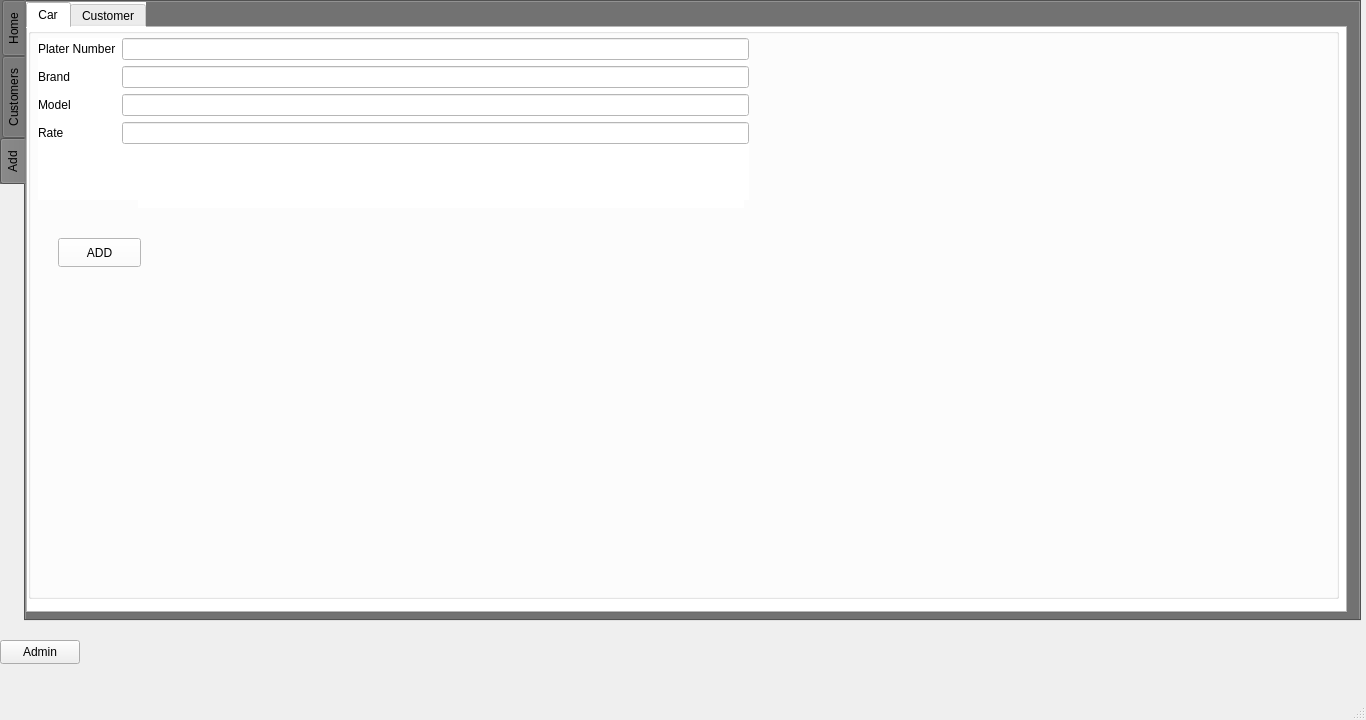
Qt form CarRent/mainscreen.ui (Mani-SSH/Car_Rental) before a commit.
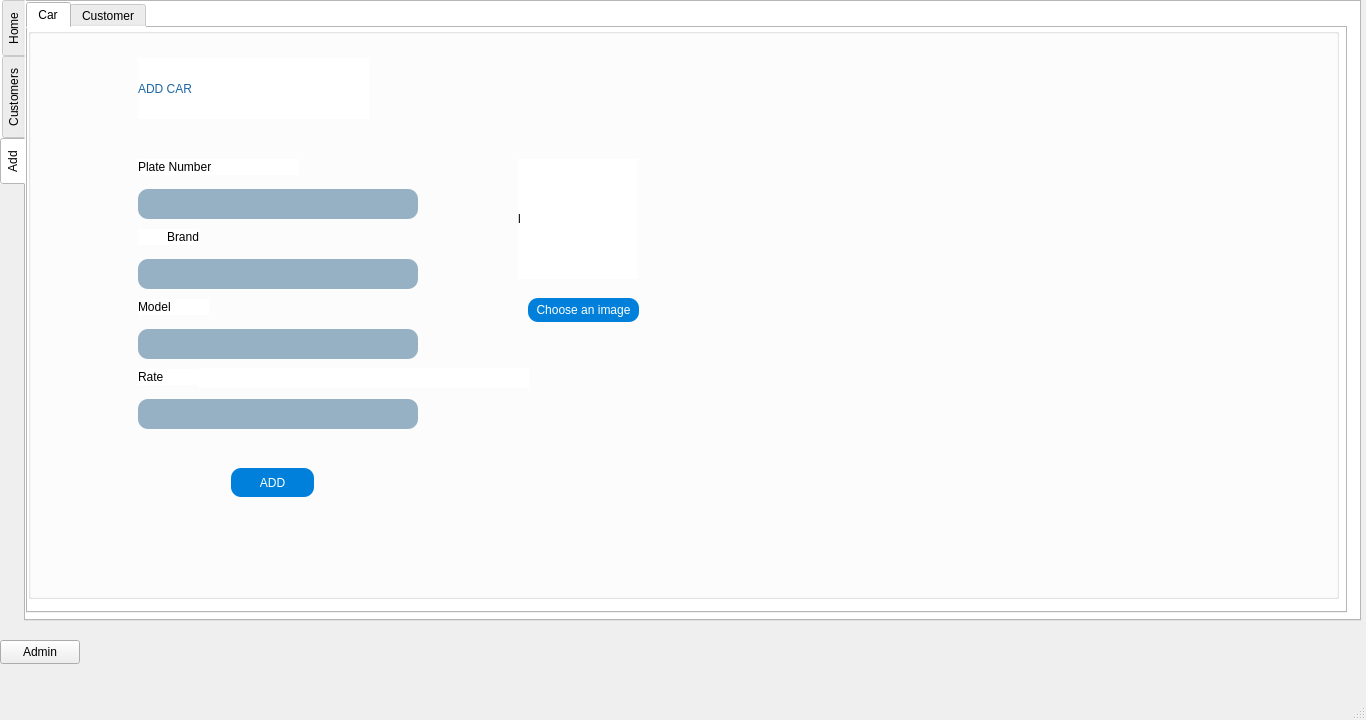
The same form after that commit. The open tabs and pages were chosen to show the change.

Commit message: added add image option

```diff
--- a/CarRent/mainscreen.ui
+++ b/CarRent/mainscreen.ui
@@ -44,7 +44,8 @@
      </sizepolicy>
     </property>
     <property name="styleSheet">
-     <string notr="true">background-color: rgb(114, 114, 114);</string>
+     <string notr="true">background-color: rgb(255, 255, 255);
+color: rgb(0, 0, 0);</string>
     </property>
     <property name="tabPosition">
      <enum>QTabWidget::West</enum>
@@ -688,70 +689,21 @@
            <property name="title">
             <string/>
            </property>
-           <widget class="QWidget" name="formLayoutWidget">
-            <property name="geometry">
-             <rect>
-              <x>10</x>
-              <y>10</y>
-              <width>711</width>
-              <height>162</height>
-             </rect>
-            </property>
-            <layout class="QFormLayout" name="formLayout">
-             <item row="0" column="0">
-              <widget class="QLabel" name="label">
-               <property name="text">
-                <string>Plater Number</string>
-               </property>
-              </widget>
-             </item>
-             <item row="0" column="1">
-              <widget class="QLineEdit" name="lineEdit_plateNum"/>
-             </item>
-             <item row="1" column="0">
-              <widget class="QLabel" name="label_2">
-               <property name="text">
-                <string>Brand</string>
-               </property>
-               <property name="alignment">
-                <set>Qt::AlignRight|Qt::AlignTrailing|Qt::AlignVCenter</set>
-               </property>
-              </widget>
-             </item>
-             <item row="1" column="1">
-              <widget class="QLineEdit" name="lineEdit_brand"/>
-             </item>
-             <item row="2" column="0">
-              <widget class="QLabel" name="label_3">
-               <property name="text">
-                <string>Model</string>
-               </property>
-              </widget>
-             </item>
-             <item row="2" column="1">
-              <widget class="QLineEdit" name="lineEdit_model"/>
-             </item>
-             <item row="3" column="0">
-              <widget class="QLabel" name="label_4">
-               <property name="text">
-                <string>Rate</string>
-               </property>
-              </widget>
-             </item>
-             <item row="3" column="1">
-              <widget class="QLineEdit" name="lineEdit_rate"/>
-             </item>
-            </layout>
-           </widget>
            <widget class="QPushButton" name="pushButton_addCar">
             <property name="geometry">
              <rect>
-              <x>30</x>
-              <y>210</y>
+              <x>203</x>
+              <y>440</y>
               <width>83</width>
               <height>29</height>
              </rect>
             </property>
+            <property name="styleSheet">
+             <string notr="true">background-color: qlineargradient(spread:reflect, x1:0.251, y1:0.216, x2:0.811, y2:0.898, stop:0.255556 rgba(0, 128, 218, 255));
+color: rgb(255, 255, 255);
+font: 700 14pt &quot;Gotham&quot;;
+border-radius:10;</string>
+            </property>
             <property name="text">
              <string>ADD</string>
             </property>
@@ -759,9 +711,9 @@
            <widget class="QLabel" name="label_warnRate">
             <property name="geometry">
              <rect>
-              <x>110</x>
-              <y>160</y>
-              <width>606</width>
+              <x>170</x>
+              <y>340</y>
+              <width>331</width>
               <height>20</height>
              </rect>
             </property>
@@ -774,6 +726,190 @@
              <string/>
             </property>
            </widget>
+           <widget class="QLabel" name="label_9">
+            <property name="geometry">
+             <rect>
+              <x>110</x>
+              <y>30</y>
+              <width>231</width>
+              <height>61</height>
+             </rect>
+            </property>
+            <property name="styleSheet">
+             <string notr="true">color: rgb(27, 102, 165);
+font: 700 30pt &quot;Gotham&quot;;</string>
+            </property>
+            <property name="text">
+             <string>ADD CAR</string>
+            </property>
+           </widget>
+           <widget class="QPushButton" name="pushButton_2">
+            <property name="geometry">
+             <rect>
+              <x>500</x>
+              <y>270</y>
+              <width>111</width>
+              <height>24</height>
+             </rect>
+            </property>
+            <property name="styleSheet">
+             <string notr="true">background-color: qlineargradient(spread:reflect, x1:0.251, y1:0.216, x2:0.811, y2:0.898, stop:0.255556 rgba(0, 128, 218, 255));
+color: rgb(255, 255, 255);
+font: 700 9pt &quot;Gotham&quot;;
+border-radius:10;</string>
+            </property>
+            <property name="text">
+             <string>Choose an image</string>
+            </property>
+           </widget>
+           <widget class="QLabel" name="label_image">
+            <property name="geometry">
+             <rect>
+              <x>490</x>
+              <y>131</y>
+              <width>120</width>
+              <height>120</height>
+             </rect>
+            </property>
+            <property name="text">
+             <string>l</string>
+            </property>
+           </widget>
+           <widget class="QLabel" name="label">
+            <property name="geometry">
+             <rect>
+              <x>110</x>
+              <y>131</y>
+              <width>161</width>
+              <height>16</height>
+             </rect>
+            </property>
+            <property name="styleSheet">
+             <string notr="true">color: rgb(0, 0, 0);
+font: 500 16pt &quot;Gotham&quot;;</string>
+            </property>
+            <property name="text">
+             <string>Plate Number</string>
+            </property>
+           </widget>
+           <widget class="QLineEdit" name="lineEdit_brand">
+            <property name="geometry">
+             <rect>
+              <x>110</x>
+              <y>231</y>
+              <width>280</width>
+              <height>30</height>
+             </rect>
+            </property>
+            <property name="styleSheet">
+             <string notr="true">background-color: rgb(151, 177, 196);
+color: rgb(255, 255, 255);
+border-radius:10;
+</string>
+            </property>
+           </widget>
+           <widget class="QLabel" name="label_2">
+            <property name="geometry">
+             <rect>
+              <x>110</x>
+              <y>201</y>
+              <width>61</width>
+              <height>16</height>
+             </rect>
+            </property>
+            <property name="styleSheet">
+             <string notr="true">color: rgb(0, 0, 0);
+font: 500 16pt &quot;Gotham&quot;;</string>
+            </property>
+            <property name="text">
+             <string>Brand</string>
+            </property>
+            <property name="alignment">
+             <set>Qt::AlignRight|Qt::AlignTrailing|Qt::AlignVCenter</set>
+            </property>
+           </widget>
+           <widget class="QLineEdit" name="lineEdit_plateNum">
+            <property name="geometry">
+             <rect>
+              <x>110</x>
+              <y>161</y>
+              <width>280</width>
+              <height>30</height>
+             </rect>
+            </property>
+            <property name="styleSheet">
+             <string notr="true">background-color: rgb(151, 177, 196);
+color: rgb(255, 255, 255);
+border-radius:10;
+</string>
+            </property>
+           </widget>
+           <widget class="QLabel" name="label_3">
+            <property name="geometry">
+             <rect>
+              <x>110</x>
+              <y>271</y>
+              <width>71</width>
+              <height>16</height>
+             </rect>
+            </property>
+            <property name="styleSheet">
+             <string notr="true">color: rgb(0, 0, 0);
+font: 500 16pt &quot;Gotham&quot;;</string>
+            </property>
+            <property name="text">
+             <string>Model</string>
+            </property>
+           </widget>
+           <widget class="QLineEdit" name="lineEdit_model">
+            <property name="geometry">
+             <rect>
+              <x>110</x>
+              <y>301</y>
+              <width>280</width>
+              <height>30</height>
+             </rect>
+            </property>
+            <property name="styleSheet">
+             <string notr="true">background-color: rgb(151, 177, 196);
+color: rgb(255, 255, 255);
+border-radius:10;
+</string>
+            </property>
+           </widget>
+           <widget class="QLineEdit" name="lineEdit_rate">
+            <property name="geometry">
+             <rect>
+              <x>110</x>
+              <y>371</y>
+              <width>280</width>
+              <height>30</height>
+             </rect>
+            </property>
+            <property name="styleSheet">
+             <string notr="true">background-color: rgb(151, 177, 196);
+color: rgb(255, 255, 255);
+border-radius:10;
+</string>
+            </property>
+           </widget>
+           <widget class="QLabel" name="label_4">
+            <property name="geometry">
+             <rect>
+              <x>110</x>
+              <y>341</y>
+              <width>81</width>
+              <height>16</height>
+             </rect>
+            </property>
+            <property name="styleSheet">
+             <string notr="true">color: rgb(0, 0, 0);
+font: 500 16pt &quot;Gotham&quot;;</string>
+            </property>
+            <property name="text">
+             <string>Rate</string>
+            </property>
+           </widget>
           </widget>
          </widget>
          <widget class="QWidget" name="tab_addCustomer">
```
Left out of the diff: 60 changed lines with no effect on the pictures. The commit also changes 5 other files.
